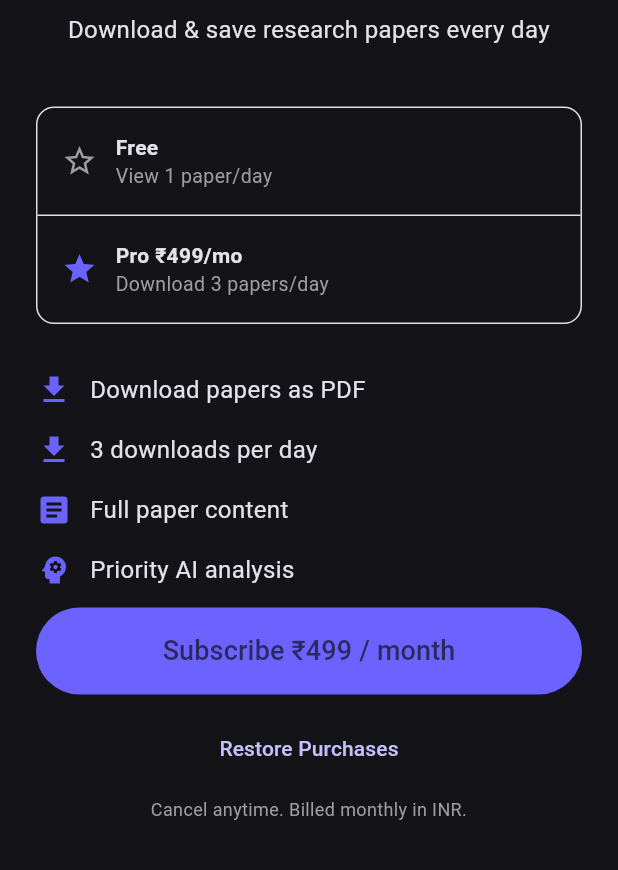
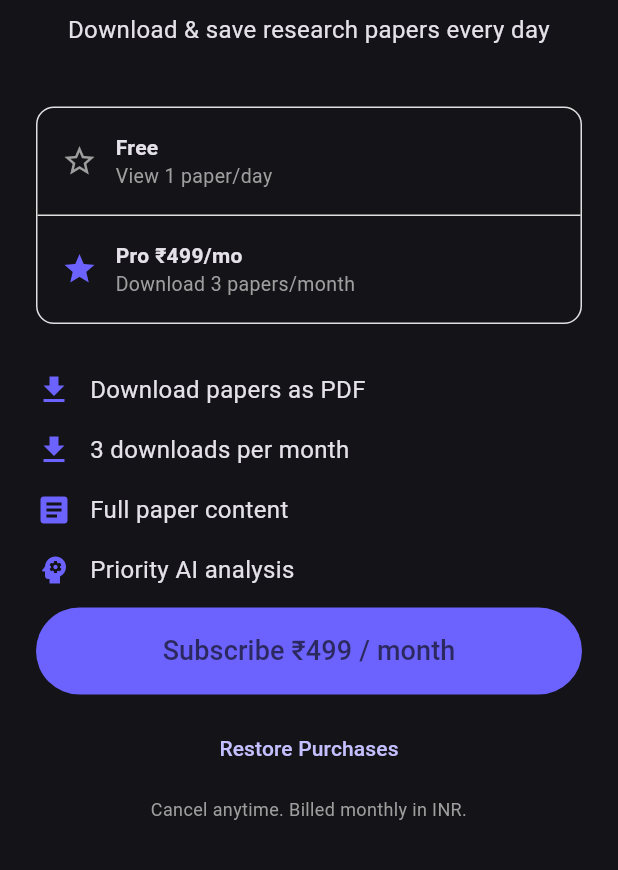
Before and after one commit to cryptochitty/autoresearch-mobile, a Flutter app: the screen it shows once a user with an empty profile is signed in, after a tap on "Upgrade ₹499/mo", on a phone screen of 412 x 824 dp, the part 366-1236 px from its top. Run offline on Flutter 3.47's test engine with Material 3 defaults, Android fonts, the phone set to English and light mode, and no system bars; our stand-ins replace cloud_firestore, firebase_auth, firebase_core; missing offline and left inert: purchases_flutter; accounts and stored records are empty.

Commit message:
Change download limit to 3 papers per month (not per day)

```diff
--- a/lib/models/user_usage.dart
+++ b/lib/models/user_usage.dart
@@ -3,6 +3,7 @@ class UserUsage {
   final int papersViewed;
   final int papersDownloaded;
   final String lastResetDate;
+  final String lastDownloadResetMonth;
   final bool isPremium;
 
   const UserUsage({
@@ -10,16 +11,18 @@ class UserUsage {
     required this.papersViewed,
     required this.papersDownloaded,
     required this.lastResetDate,
+    required this.lastDownloadResetMonth,
     required this.isPremium,
   });
 
-  static const int freeViewLimit = 1;
-  static const int premiumDownloadLimit = 3;
+  static const int freeViewLimit = 1;        // per day
+  static const int premiumDownloadLimit = 3; // per month
 
   bool get canViewPaper => isPremium || papersViewed < freeViewLimit;
   bool get canDownloadPaper => isPremium && papersDownloaded < premiumDownloadLimit;
 
-  int get remainingDownloads => (premiumDownloadLimit - papersDownloaded).clamp(0, premiumDownloadLimit);
+  int get remainingDownloads =>
+      (premiumDownloadLimit - papersDownloaded).clamp(0, premiumDownloadLimit);
 
   factory UserUsage.fromMap(Map<String, dynamic> map) {
     return UserUsage(
@@ -27,6 +30,7 @@ class UserUsage {
       papersViewed: map['papersViewed'] ?? 0,
       papersDownloaded: map['papersDownloaded'] ?? 0,
       lastResetDate: map['lastResetDate'] ?? '',
+      lastDownloadResetMonth: map['lastDownloadResetMonth'] ?? '',
       isPremium: map['isPremium'] ?? false,
     );
   }
@@ -36,6 +40,7 @@ class UserUsage {
     'papersViewed': papersViewed,
     'papersDownloaded': papersDownloaded,
     'lastResetDate': lastResetDate,
+    'lastDownloadResetMonth': lastDownloadResetMonth,
     'isPremium': isPremium,
   };
 }
--- a/lib/screens/home_screen.dart
+++ b/lib/screens/home_screen.dart
@@ -90,7 +90,7 @@ class _HomeScreenState extends State<HomeScreen> {
     await _usageService.incrementDownloaded(user.uid);
     await _loadUsage();
     ScaffoldMessenger.of(context).showSnackBar(
-      SnackBar(content: Text('Downloaded! ${_usage!.remainingDownloads} downloads remaining today.')),
+      SnackBar(content: Text('Downloaded! ${_usage!.remainingDownloads} downloads remaining this month.')),
     );
   }
 
@@ -132,7 +132,7 @@ class _HomeScreenState extends State<HomeScreen> {
                       const Icon(Icons.article),
                       const SizedBox(width: 8),
                       _usage!.isPremium
-                          ? Text('${_usage!.remainingDownloads} downloads left today')
+                          ? Text('${_usage!.remainingDownloads} downloads left this month')
                           : Text(
                               _usage!.papersViewed < UserUsage.freeViewLimit
                                   ? '1 free paper available'
--- a/lib/screens/paywall_screen.dart
+++ b/lib/screens/paywall_screen.dart
@@ -93,7 +93,7 @@ class _PaywallScreenState extends State<PaywallScreen> {
                 children: [
                   _planRow('Free', 'View 1 paper/day', false),
                   Divider(height: 1, color: Colors.grey.shade300),
-                  _planRow('Pro ₹499/mo', 'Download 3 papers/day', true),
+                  _planRow('Pro ₹499/mo', 'Download 3 papers/month', true),
                 ],
               ),
             ),
@@ -102,7 +102,7 @@ class _PaywallScreenState extends State<PaywallScreen> {
 
             ...[
               ('Download papers as PDF', Icons.download),
-              ('3 downloads per day', Icons.file_download),
+              ('3 downloads per month', Icons.file_download),
               ('Full paper content', Icons.article),
               ('Priority AI analysis', Icons.psychology),
             ].map(
--- a/lib/services/usage_service.dart
+++ b/lib/services/usage_service.dart
@@ -9,6 +9,11 @@ class UsageService {
     return '${now.year}-${now.month.toString().padLeft(2, '0')}-${now.day.toString().padLeft(2, '0')}';
   }
 
+  String _thisMonthString() {
+    final now = DateTime.now();
+    return '${now.year}-${now.month.toString().padLeft(2, '0')}';
+  }
+
   Future<UserUsage> getUsage(String userId) async {
     final doc = await _db.collection('users').doc(userId).get();
 
@@ -18,6 +23,7 @@ class UsageService {
         papersViewed: 0,
         papersDownloaded: 0,
         lastResetDate: _todayString(),
+        lastDownloadResetMonth: _thisMonthString(),
         isPremium: false,
       );
       await _db.collection('users').doc(userId).set(usage.toMap());
@@ -25,19 +31,38 @@ class UsageService {
     }
 
     final data = doc.data()!;
-    final usage = UserUsage.fromMap({...data, 'userId': userId});
+    var usage = UserUsage.fromMap({...data, 'userId': userId});
 
-    // Reset daily counts on new day
+    // Reset daily view count on new day
     if (usage.lastResetDate != _todayString()) {
-      final reset = UserUsage(
+      usage = UserUsage(
         userId: userId,
         papersViewed: 0,
-        papersDownloaded: 0,
+        papersDownloaded: usage.papersDownloaded,
         lastResetDate: _todayString(),
+        lastDownloadResetMonth: usage.lastDownloadResetMonth,
         isPremium: usage.isPremium,
       );
-      await _db.collection('users').doc(userId).update(reset.toMap());
-      return reset;
+      await _db.collection('users').doc(userId).update({
+        'papersViewed': 0,
+        'lastResetDate': _todayString(),
+      });
+    }
+
+    // Reset monthly download count on new month
+    if (usage.lastDownloadResetMonth != _thisMonthString()) {
+      usage = UserUsage(
+        userId: userId,
+        papersViewed: usage.papersViewed,
+        papersDownloaded: 0,
+        lastResetDate: usage.lastResetDate,
+        lastDownloadResetMonth: _thisMonthString(),
+        isPremium: usage.isPremium,
+      );
+      await _db.collection('users').doc(userId).update({
+        'papersDownloaded': 0,
+        'lastDownloadResetMonth': _thisMonthString(),
+      });
     }
 
     return usage;
```
